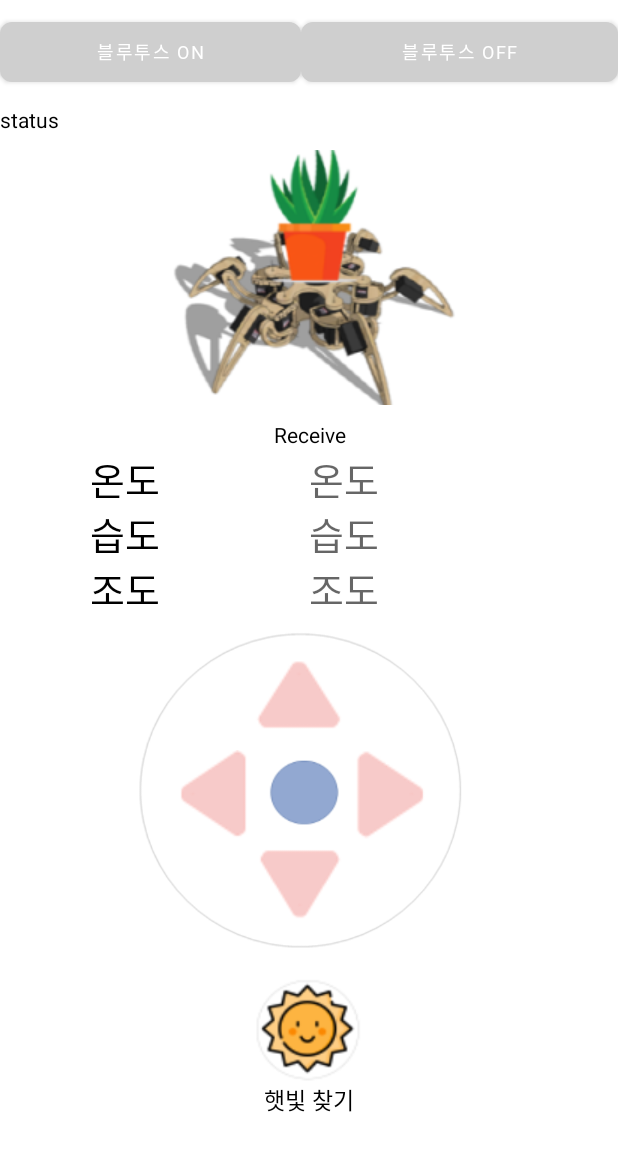
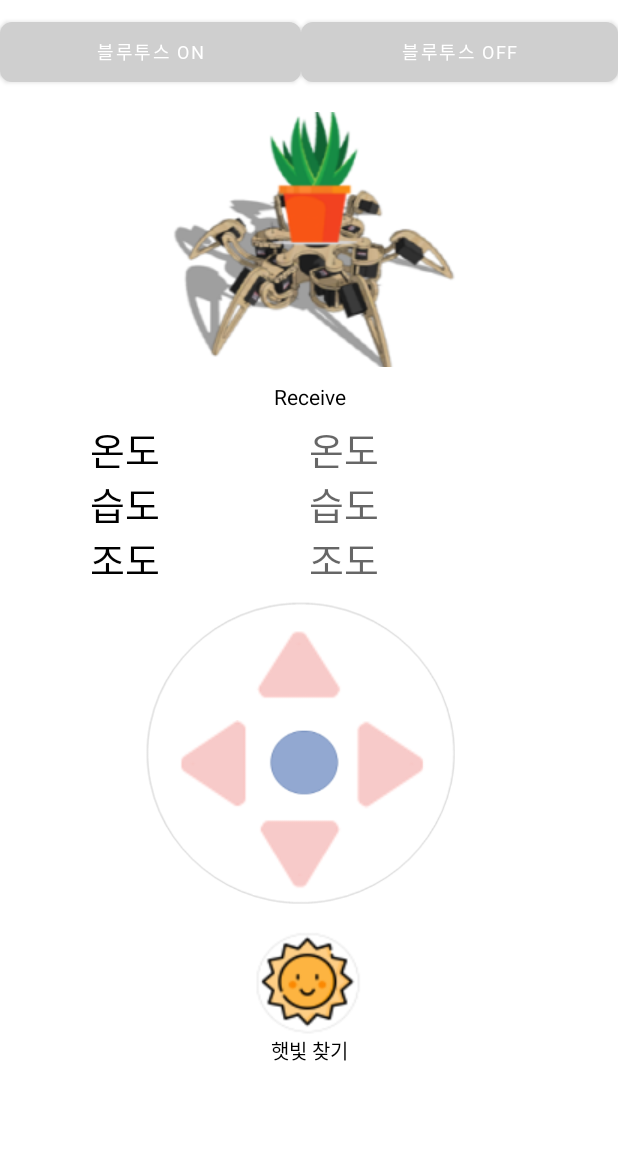
Before and after one commit to icarusicarus/plant-robot, an Android app: the screen it shows after launch (MainActivity), on a phone screen of 412 x 824 dp. Shown: the top 1151 px of the screen. Run offline under Robolectric (Android 15) with nearby library versions, the phone set to English and light mode, and no system bars.

Commit message:
plant robot

```diff
--- a/app/src/main/java/com/example/myapplication_3/MainActivity.java
+++ b/app/src/main/java/com/example/myapplication_3/MainActivity.java
@@ -69,8 +69,8 @@ public class MainActivity extends AppCompatActivity {
         ActionBar actionBar = getSupportActionBar();
         actionBar.hide();
 
-        mTvBluetoothStatus = (TextView)findViewById(R.id.tvBluetoothStatus);
-        mTvReceiveData = (TextView)findViewById(R.id.tvReceiveData);
+//        mTvBluetoothStatus = (TextView)findViewById(R.id.tvBluetoothStatus);
+//        mTvReceiveData = (TextView)findViewById(R.id.tvReceiveData);
 //        mTvSendData =  (EditText) findViewById(R.id.tvSendData);
         mBtnBluetoothOn = (Button)findViewById(R.id.btnBluetoothOn);
         mBtnBluetoothOff = (Button)findViewById(R.id.btnBluetoothOff);
@@ -228,7 +228,7 @@ public class MainActivity extends AppCompatActivity {
                     } catch (UnsupportedEncodingException e) {
                         e.printStackTrace();
                     }
-                    mTvReceiveData.setText(readMessage);
+//                    mTvReceiveData.setText(readMessage);
                     String[] array = readMessage.split(",");
                     temp.setText(array[0].concat("C"));
                     humd.setText(array[1].concat("%"));
--- a/app/src/main/res/layout/activity_main.xml
+++ b/app/src/main/res/layout/activity_main.xml
@@ -43,17 +43,18 @@
 
     <LinearLayout
         android:layout_width="match_parent"
-        android:layout_height="350dp"
+        android:layout_height="220dp"
         android:gravity="center"
+        android:layout_gravity="center"
         android:orientation="vertical">
 
-        <TextView
-            android:id="@+id/tvBluetoothStatus"
-            android:layout_width="match_parent"
-            android:layout_height="20dp"
-            android:layout_marginTop="10dp"
-            android:text="status"
-            android:textColor="@color/black"/>
+<!--        <TextView-->
+<!--            android:id="@+id/tvBluetoothStatus"-->
+<!--            android:layout_width="match_parent"-->
+<!--            android:layout_height="20dp"-->
+<!--            android:layout_marginTop="10dp"-->
+<!--            android:text="status"-->
+<!--            android:textColor="@color/black"/>-->
 
         <ImageButton
             android:id="@+id/btnConnect"
@@ -66,6 +67,7 @@
             android:scaleType="center"
             android:src="@drawable/hexapod" />
 
+
         <TextView
             android:id="@+id/tvReceiveData"
             android:layout_width="match_parent"
@@ -74,6 +76,14 @@
             android:gravity="center"
             android:text="Receive"
             android:textColor="@color/black"/>
+    </LinearLayout>
+
+    <LinearLayout
+        android:layout_width="match_parent"
+        android:layout_height="110dp"
+        android:gravity="center"
+        android:layout_gravity="center"
+        android:orientation="vertical">
 
         <LinearLayout
             android:layout_width="match_parent"
@@ -159,7 +169,7 @@
                     android:hint="조도"
                     android:textSize="25dp" />
         </LinearLayout>
-
+    </LinearLayout>
 <!--        <Button-->
 <!--            android:id="@+id/btnSendData"-->
 <!--            android:layout_width="wrap_content"-->
@@ -176,16 +186,17 @@
 <!--            android:inputType="textPersonName"-->
 <!--            android:text="Send Data" />-->
 
-    </LinearLayout>
+
+
     <FrameLayout
         android:layout_width="match_parent"
-        android:layout_height="241dp"
+        android:layout_height="230dp"
         android:layout_gravity="center"
         android:orientation="vertical">
 
         <ImageView
             android:layout_width="match_parent"
-            android:layout_height="240dp"
+            android:layout_height="230dp"
             android:src="@drawable/circle"></ImageView>
 
         <LinearLayout
@@ -274,7 +285,7 @@
             android:text="햇빛 찾기"
             android:textAlignment="center"
             android:textColor="@color/black"
-            android:textSize="15dp"
+            android:textSize="13dp"
             android:fontFamily="@font/gosanja"/>
     </LinearLayout>
 
```
Lines whose indentation alone changed are shown as unchanged.
